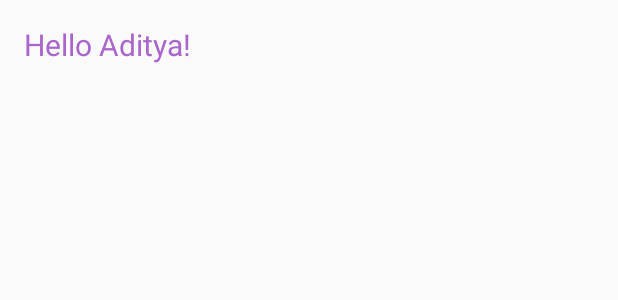
After one commit to adityap92/mypersonaltrainer, an Android app: the layout fragment_login.xml on its own in the app's theme, with its tools: preview values and no code run, on a phone screen of 412 x 824 dp. The commit adds this screen. Shown: the top 300 px of the screen. Run offline under Robolectric (Android 15) with nearby library versions, the phone set to English and light mode, and no system bars.

Commit message:
changed activity to load from fragment

```diff
--- a/app/build.gradle
+++ b/app/build.gradle
@@ -2,7 +2,7 @@ apply plugin: 'com.android.application'
 
 android {
     compileSdkVersion 24
-    buildToolsVersion "24.0.1"
+    buildToolsVersion '25.0.0'
 
     defaultConfig {
         applicationId "io.mypersonaltrainer.mypersonaltrainer"
--- /dev/null
+++ b/app/src/main/res/layout/fragment_login.xml
@@ -0,0 +1,19 @@
+<?xml version="1.0" encoding="utf-8"?>
+<RelativeLayout xmlns:android="http://schemas.android.com/apk/res/android"
+    xmlns:tools="http://schemas.android.com/tools"
+    android:layout_width="match_parent"
+    android:layout_height="match_parent"
+    android:paddingBottom="@dimen/activity_vertical_margin"
+    android:paddingLeft="@dimen/activity_horizontal_margin"
+    android:paddingRight="@dimen/activity_horizontal_margin"
+    android:paddingTop="@dimen/activity_vertical_margin"
+    tools:context="io.mypersonaltrainer.mypersonaltrainer.MainActivity">
+
+    <TextView
+        android:layout_width="wrap_content"
+        android:layout_height="wrap_content"
+        android:textColor="@android:color/holo_purple"
+        android:textSize="20sp"
+        android:id="@+id/tv_hello_world"
+        android:text="Hello Aditya!" />
+</RelativeLayout>
--- a/build.gradle
+++ b/build.gradle
@@ -5,7 +5,7 @@ buildscript {
         jcenter()
     }
     dependencies {
-        classpath 'com.android.tools.build:gradle:2.1.2'
+        classpath 'com.android.tools.build:gradle:2.3.3'
 
         // NOTE: Do not place your application dependencies here; they belong
         // in the individual module build.gradle files
```
Also changed, not shown: app/src/main/java/io/mypersonaltrainer/mypersonaltrainer/MainActivity.java (+32 -4 lines), app/src/main/res/layout/activity_main.xml (+4 -15 lines), gradle/wrapper/gradle-wrapper.properties, 3 other files.
